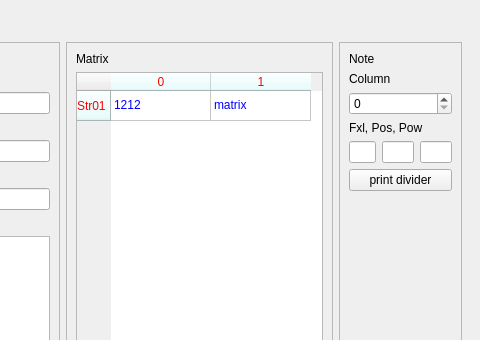
This is Score.ui in Nummulith/p.ui as Qt 5 draws it before an edit; both pictures show x 770 to 1250 and y 0 to 340 of the 1250 by 943 pixel window. The edited form follows.
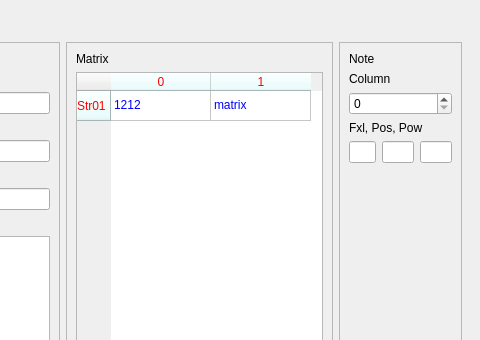
This is the edited form.

```diff
--- a/Score.ui
+++ b/Score.ui
@@ -376,13 +376,6 @@
             </item>
            </layout>
           </item>
-          <item>
-           <widget class="QPushButton" name="printdivider">
-            <property name="text">
-             <string>print divider</string>
-            </property>
-           </widget>
-          </item>
           <item>
            <spacer name="verticalSpacer">
             <property name="orientation">
```
